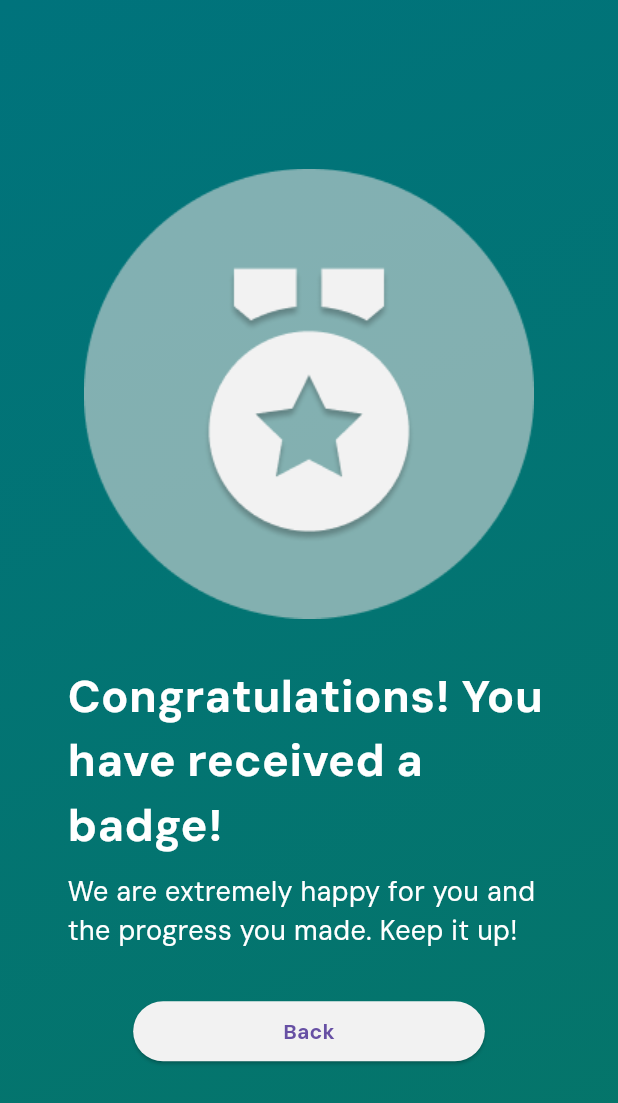
After one commit to melmendez37/karawell, a Flutter app: the FifthScreen screen opened directly, after a tap on "data", on a phone screen of 412 x 824 dp. The commit adds this screen. Shown: the top 1103 px of the screen. Run offline on Flutter 3.47's test engine with Material 3 defaults, Android fonts, the phone set to English and light mode, and no system bars.

Commit message:
added badge page notification

```diff
--- a/lib/screens/fifth_screen.dart
+++ b/lib/screens/fifth_screen.dart
@@ -1,4 +1,5 @@
 import 'package:flutter/material.dart';
+import 'package:myapp/screens/sixth_screen.dart';
 
 class FifthScreen extends StatelessWidget {
   @override
@@ -328,9 +329,20 @@ class FifthScreen extends StatelessWidget {
                     ),
                   ],
                 ),
+
               ],
             ),
-
+            ElevatedButton(
+                onPressed: (){
+                  Navigator.push(
+                    context,
+                    MaterialPageRoute(builder: (context) => SixthScreen()),
+                  );
+                },
+                style: ElevatedButton.styleFrom(
+                  backgroundColor: Colors.black,
+                ),
+                child: Text('data'))
           ],
         ),
       ),
--- /dev/null
+++ b/lib/screens/sixth_screen.dart
@@ -0,0 +1,80 @@
+import 'package:flutter/material.dart';
+
+class SixthScreen extends StatelessWidget {
+  @override
+  Widget build(BuildContext context) {
+    return Material(
+      child: Container(
+        decoration: const BoxDecoration(
+          gradient: LinearGradient(
+            begin: Alignment.topLeft,
+            end: Alignment(0.8, 1),
+            colors: <Color>[
+              Color(0xff00737C),
+              Color(0xff057569),
+            ], // Gradient from https://learnui.design/tools/gradient-generator.html
+            tileMode: TileMode.mirror,
+          ),
+        ),
+        child: Padding(
+          padding: EdgeInsets.symmetric(horizontal: 45.0),
+          child: Column(
+              mainAxisAlignment: MainAxisAlignment.center,
+              crossAxisAlignment: CrossAxisAlignment.center,
+
+              children: [
+                Image(
+                    image: AssetImage('assets/reward-logo.png'),
+                ),
+
+                SizedBox(height: 30),
+
+                Text(''
+                    'Congratulations! You have received a badge!',
+                  style: TextStyle(
+                    fontFamily: 'DM_Sans',
+                    fontSize: 30,
+                    fontWeight: FontWeight.bold,
+                    color: Colors.white,
+                  ),
+                ),
+
+                SizedBox(height: 10),
+
+                Text(
+                    'We are extremely happy for you and the progress you made. Keep it up!',
+                  style: TextStyle(
+                    fontFamily: 'DM_Sans',
+                    fontSize: 18,
+                    fontWeight: FontWeight.normal,
+                    color: Colors.white,
+                  ),
+                ),
+
+                SizedBox(height: 30),
+
+                ElevatedButton(
+                    onPressed: (){
+                      Navigator.pop(context);
+                    },
+                    style: ElevatedButton.styleFrom(
+                      backgroundColor: Color(0xFFF2F2F2),
+                      padding: EdgeInsets.symmetric(horizontal: 100, vertical: 10),
+
+                    ),
+                    child: Text(
+                        'Back',
+                      style: TextStyle(
+                        fontFamily: 'DM_Sans',
+                        fontWeight: FontWeight.bold,
+                      ),
+                    )
+                )
+
+              ]
+          ),
+        ),
+      ),
+    );
+  }
+}
```
Also changed, not shown: assets/reward-logo.png (added).
